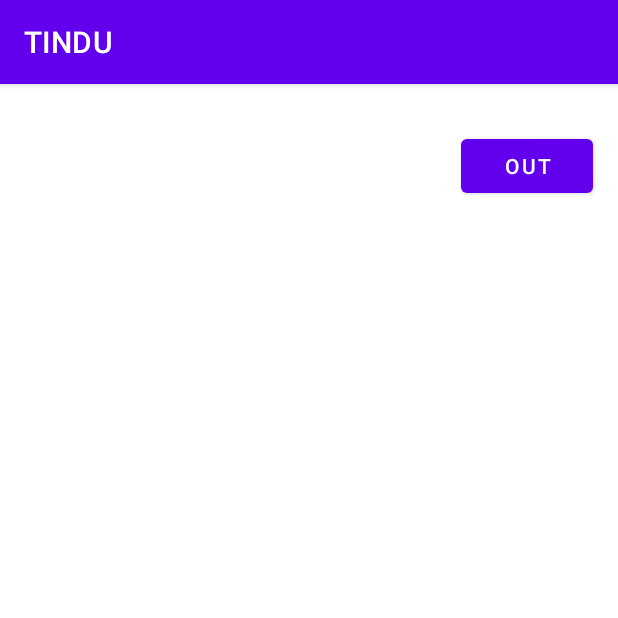
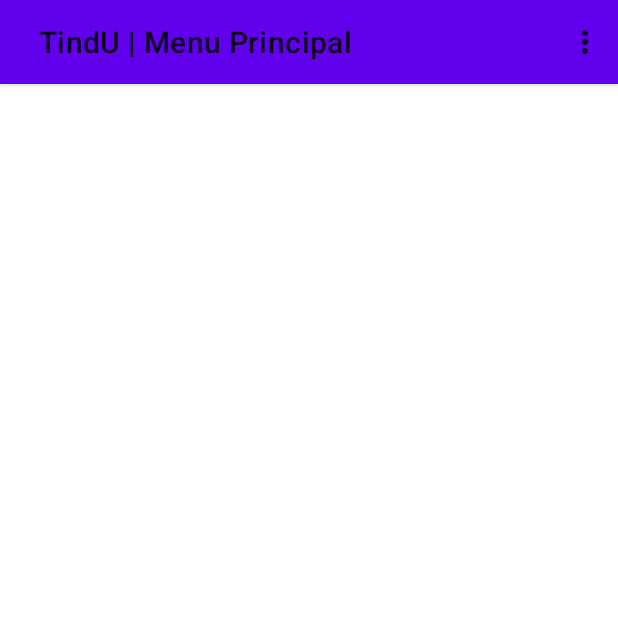
Before and after one commit to JoseBurbanoUnicauca/AppMobile1, an Android app: the navegacion screen opened directly, with no data from a screen before it, on a phone screen of 412 x 824 dp, the top half of it. Run offline under Robolectric (Android 15) with nearby library versions, the phone set to English and light mode, and no system bars; our stand-ins replace Firebase (no records; nobody signed in at launch, a user with empty details on screens opened directly).

Commit message:
Commit 3: Appbar, Credits and Configuration activities implementation

```diff
--- a/app/src/main/java/edu/unicauca/tindu/navegacion.java
+++ b/app/src/main/java/edu/unicauca/tindu/navegacion.java
@@ -1,10 +1,16 @@
 package edu.unicauca.tindu;
 
+import androidx.annotation.NonNull;
+import androidx.appcompat.app.ActionBar;
 import androidx.appcompat.app.AppCompatActivity;
+import androidx.appcompat.widget.Toolbar;
 
 import android.content.Intent;
 import android.os.Bundle;
+import android.view.Menu;
+import android.view.MenuItem;
 import android.view.View;
+import android.widget.Toast;
 
 import edu.unicauca.tindu.R;
 import com.google.firebase.auth.FirebaseAuth;
@@ -19,16 +25,64 @@ public class navegacion extends AppCompatActivity {
         setContentView(R.layout.activity_navegacion);
 
         mAuth = FirebaseAuth.getInstance();
+
+        //Definicion de la barra de menu
+        Toolbar myToolbar = (Toolbar) findViewById(R.id.my_toolbar);
+        setSupportActionBar(myToolbar);
+        getSupportActionBar();
+        ActionBar actionBar = getSupportActionBar();
+
+        //Titulo de la barra de menu
+        actionBar.setTitle("  TindU | Menu Principal");
+
+    }
+    //Inflate del menu en la barra de aplicacion
+    @Override
+    public boolean onCreateOptionsMenu( Menu menu ) {
+
+        getMenuInflater().inflate(R.menu.menu_bar, menu);
+        return super.onCreateOptionsMenu(menu);
     }
 
-    public void CerrarSesion (View view){
-        mAuth.signOut();
-        Intent i = new Intent(getApplicationContext(),MainActivity.class);
-        startActivity(i);
-        finish();
+    //Acciones del menu en la barra de aplicacion
+    @Override
+    public boolean onOptionsItemSelected( @NonNull MenuItem item ) {
 
+        switch (item.getItemId()){
+            case R.id.action_config:
+                Intent i2 = new Intent(getApplicationContext(), Configuracion.class);
+                startActivity(i2);
+                break;
+            case R.id.action_creditos:
+                Intent i3 = new Intent(getApplicationContext(), Creditos.class);
+                startActivity(i3);
+                break;
+            case R.id.action_cerrar:
+                mAuth.signOut();
+                Intent i1 = new Intent(getApplicationContext(), MainActivity.class);
+                startActivity(i1);
+                finish();
+                break;
+        }
+        return super.onOptionsItemSelected(item);
     }
 
+        //BOTONES DE PRUEBA
+    /*public void CerrarSesion(View view) {
+        mAuth.signOut();
+        Intent i1 = new Intent(getApplicationContext(), MainActivity.class);
+        startActivity(i1);
+        finish();
+    }
 
-
+    public void Configuracion(View view) {
+        Intent i2 = new Intent(getApplicationContext(), Configuracion.class);
+        startActivity(i2);
+        //finish();
+    }
+    public void Creditos(View view) {
+        Intent i3 = new Intent(getApplicationContext(), Creditos.class);
+        startActivity(i3);
+        //finish();
+    }*/
 }
--- a/app/src/main/res/layout/activity_main.xml
+++ b/app/src/main/res/layout/activity_main.xml
@@ -41,12 +41,12 @@
 
         <Space
             android:layout_width="match_parent"
-            android:layout_height="80dp" />
+            android:layout_height="77dp" />
 
         <ImageView
             android:id="@+id/imageView2"
             android:layout_width="100dp"
-            android:layout_height="155dp"
+            android:layout_height="187dp"
             app:srcCompat="@drawable/uni" />
 
     </LinearLayout>
--- a/app/src/main/res/layout/activity_navegacion.xml
+++ b/app/src/main/res/layout/activity_navegacion.xml
@@ -6,16 +6,52 @@
     android:layout_height="match_parent"
     tools:context="edu.unicauca.tindu.navegacion">
 
+    <!--
     <Button
         android:id="@+id/salirbtn"
         android:layout_width="wrap_content"
         android:layout_height="wrap_content"
+        android:layout_marginTop="24dp"
         android:onClick="CerrarSesion"
         android:text="@string/btn_salir"
         app:layout_constraintBottom_toBottomOf="parent"
         app:layout_constraintEnd_toEndOf="parent"
         app:layout_constraintHorizontal_bias="0.949"
         app:layout_constraintStart_toStartOf="parent"
-        app:layout_constraintTop_toTopOf="parent"
+        app:layout_constraintTop_toBottomOf="@+id/my_toolbar"
         app:layout_constraintVertical_bias="0.043" />
+
+    <Button
+        android:id="@+id/button"
+        android:layout_width="wrap_content"
+        android:layout_height="wrap_content"
+        android:layout_marginTop="24dp"
+        android:layout_marginEnd="24dp"
+        android:onClick="Configuracion"
+        android:text="@string/btn_config"
+        app:layout_constraintEnd_toEndOf="parent"
+        app:layout_constraintTop_toBottomOf="@+id/salirbtn" />
+
+    <Button
+        android:id="@+id/button2"
+        android:layout_width="wrap_content"
+        android:layout_height="wrap_content"
+        android:layout_marginTop="24dp"
+        android:layout_marginEnd="24dp"
+        android:onClick="Creditos"
+        android:text="@string/btn_creditos"
+        app:layout_constraintEnd_toEndOf="parent"
+        app:layout_constraintTop_toBottomOf="@+id/button" />
+    -->
+
+    <androidx.appcompat.widget.Toolbar
+        android:id="@+id/my_toolbar"
+        android:layout_width="match_parent"
+        android:layout_height="?attr/actionBarSize"
+        android:background="?attr/colorPrimary"
+        android:elevation="4dp"
+        android:theme="@style/ThemeOverlay.AppCompat.ActionBar"
+        app:popupTheme="@style/ThemeOverlay.AppCompat.Light"
+        tools:ignore="MissingConstraints" />
+
 </androidx.constraintlayout.widget.ConstraintLayout>
--- /dev/null
+++ b/app/src/main/res/menu/menu_bar.xml
@@ -0,0 +1,19 @@
+<menu xmlns:android="http://schemas.android.com/apk/res/android"
+    xmlns:app="http://schemas.android.com/apk/res-auto">
+
+    <!-- "Mark Favorite", should appear as action button if possible -->
+    <item
+        android:id="@+id/action_creditos"
+        android:title="@string/btn_creditos"
+        app:showAsAction="never"/>
+
+    <!-- Settings, should always be in the overflow -->
+    <item android:id="@+id/action_config"
+        android:title="@string/btn_config"
+        app:showAsAction="never"/>
+
+    <item android:id="@+id/action_cerrar"
+        android:title="@string/btn_salir"
+        app:showAsAction="never"/>
+
+</menu>
--- a/app/src/main/res/values-night/themes.xml
+++ b/app/src/main/res/values-night/themes.xml
@@ -1,6 +1,6 @@
 <resources xmlns:tools="http://schemas.android.com/tools">
     <!-- Base application theme. -->
-    <style name="Theme.Inicio_registro" parent="Theme.MaterialComponents.DayNight.DarkActionBar">
+    <style name="Theme.TindU" parent="Theme.MaterialComponents.DayNight.NoActionBar">
         <!-- Primary brand color. -->
         <item name="colorPrimary">@color/purple_200</item>
         <item name="colorPrimaryVariant">@color/purple_700</item>
--- a/app/src/main/res/values/strings.xml
+++ b/app/src/main/res/values/strings.xml
@@ -1,13 +1,15 @@
 <resources>
     <string name="app_name">TINDU</string>
-
     <string name="btn_iniciar_pantalla">Iniciar Sesión</string>
     <string name="btn_registrar_pantalla">Registrarse</string>
-
-    <string name="btn_iniciar_sesion">INICIAR SESION</string>
-
+    <string name="btn_iniciar_sesion">INICIAR SESIÓN</string>
     <string name="btn_registrarse">REGISTRARSE</string>
-
-    <string name="btn_salir">OUT</string>
-
+    <string name="btn_salir">Cerrar Sesión</string>
+    <string name="btn_creditos">Creditos</string>
+    <string name="btn_config">Configuración</string>
+    <string name="des1">Nicolas Zambrano</string>
+    <string name="des2">Jose Eduardo Burbano</string>
+    <string name="des3">Diego Casanova</string>
+    <string name="des4">Joan Sebastian Muñoz</string>
+    <string name="col">Color Alternativo</string>
 </resources>
--- a/app/src/main/res/values/themes.xml
+++ b/app/src/main/res/values/themes.xml
@@ -1,6 +1,6 @@
 <resources xmlns:tools="http://schemas.android.com/tools">
     <!-- Base application theme. -->
-    <style name="Theme.Inicio_registro" parent="Theme.MaterialComponents.DayNight.DarkActionBar">
+    <style name="Theme.TindU" parent="Theme.MaterialComponents.DayNight.NoActionBar">
         <!-- Primary brand color. -->
         <item name="colorPrimary">@color/purple_500</item>
         <item name="colorPrimaryVariant">@color/purple_700</item>
```
Also changed, not shown: app/src/main/AndroidManifest.xml (+11 -5 lines), app/src/main/java/edu/unicauca/tindu/Configuracion.java (added, +14 -0 lines), app/src/main/java/edu/unicauca/tindu/Creditos.java (added, +14 -0 lines), app/src/main/res/layout/activity_configuracion.xml (added, +31 -0 lines), app/src/main/res/layout/activity_creditos.xml (added, +70 -0 lines).
